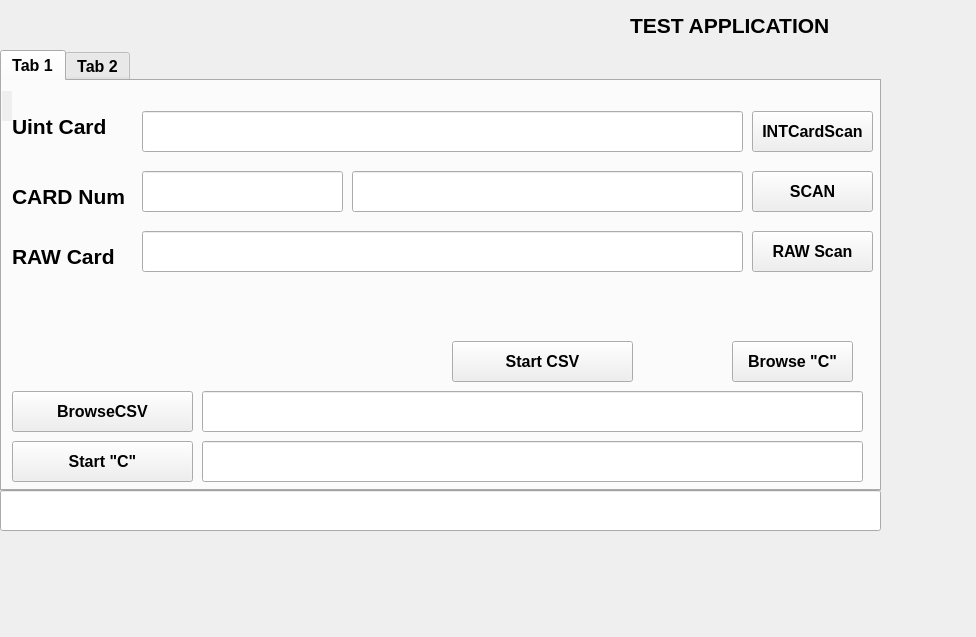
Old version of the form QT/wiegand/nwgnd.ui in the repository natashaiwscope/emulator_v0.
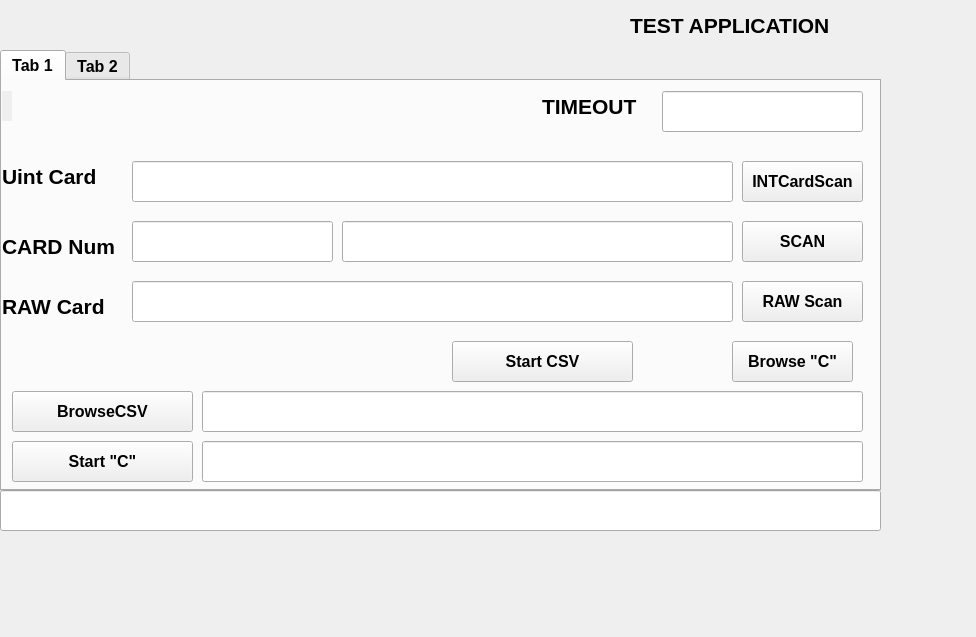
New version of the form.

Patch:
```diff
--- a/QT/wiegand/nwgnd.ui
+++ b/QT/wiegand/nwgnd.ui
@@ -74,8 +74,8 @@
     <widget class="QLineEdit" name="facCode_2">
      <property name="geometry">
       <rect>
-       <x>140</x>
-       <y>90</y>
+       <x>130</x>
+       <y>140</y>
        <width>201</width>
        <height>41</height>
       </rect>
@@ -104,8 +104,8 @@
     <widget class="QLineEdit" name="cardNum_2">
      <property name="geometry">
       <rect>
-       <x>350</x>
-       <y>90</y>
+       <x>340</x>
+       <y>140</y>
        <width>391</width>
        <height>41</height>
       </rect>
@@ -159,8 +159,8 @@
     <widget class="QLabel" name="label_4">
      <property name="geometry">
       <rect>
-       <x>10</x>
-       <y>100</y>
+       <x>0</x>
+       <y>150</y>
        <width>131</width>
        <height>31</height>
       </rect>
@@ -179,8 +179,8 @@
     <widget class="QPushButton" name="wiegScan">
      <property name="geometry">
       <rect>
-       <x>750</x>
-       <y>90</y>
+       <x>740</x>
+       <y>140</y>
        <width>121</width>
        <height>41</height>
       </rect>
@@ -270,8 +270,8 @@
     <widget class="QLabel" name="label_5">
      <property name="geometry">
       <rect>
-       <x>10</x>
-       <y>30</y>
+       <x>0</x>
+       <y>80</y>
        <width>121</width>
        <height>31</height>
       </rect>
@@ -290,8 +290,8 @@
     <widget class="QLineEdit" name="cardNumInt">
      <property name="geometry">
       <rect>
-       <x>140</x>
-       <y>30</y>
+       <x>130</x>
+       <y>80</y>
        <width>601</width>
        <height>41</height>
       </rect>
@@ -305,8 +305,8 @@
     <widget class="QPushButton" name="wiegScanRAW">
      <property name="geometry">
       <rect>
-       <x>750</x>
-       <y>150</y>
+       <x>740</x>
+       <y>200</y>
        <width>121</width>
        <height>41</height>
       </rect>
@@ -325,8 +325,8 @@
     <widget class="QLineEdit" name="cardNumRAW">
      <property name="geometry">
       <rect>
-       <x>140</x>
-       <y>150</y>
+       <x>130</x>
+       <y>200</y>
        <width>601</width>
        <height>41</height>
       </rect>
@@ -340,8 +340,8 @@
     <widget class="QLabel" name="label_6">
      <property name="geometry">
       <rect>
-       <x>10</x>
-       <y>160</y>
+       <x>0</x>
+       <y>210</y>
        <width>121</width>
        <height>31</height>
       </rect>
@@ -360,8 +360,8 @@
     <widget class="QPushButton" name="wiegScanRAW_2">
      <property name="geometry">
       <rect>
-       <x>750</x>
-       <y>30</y>
+       <x>740</x>
+       <y>80</y>
        <width>121</width>
        <height>41</height>
       </rect>
@@ -377,6 +377,41 @@
       <string>INTCardScan</string>
      </property>
     </widget>
+    <widget class="QLabel" name="label_7">
+     <property name="geometry">
+      <rect>
+       <x>540</x>
+       <y>10</y>
+       <width>111</width>
+       <height>31</height>
+      </rect>
+     </property>
+     <property name="font">
+      <font>
+       <pointsize>16</pointsize>
+       <weight>75</weight>
+       <bold>true</bold>
+      </font>
+     </property>
+     <property name="text">
+      <string>&lt;html&gt;&lt;head/&gt;&lt;body&gt;&lt;p&gt;TIMEOUT&lt;/p&gt;&lt;/body&gt;&lt;/html&gt;</string>
+     </property>
+    </widget>
+    <widget class="QLineEdit" name="timeOUTLineEdit">
+     <property name="geometry">
+      <rect>
+       <x>660</x>
+       <y>10</y>
+       <width>201</width>
+       <height>41</height>
+      </rect>
+     </property>
+     <property name="font">
+      <font>
+       <pointsize>20</pointsize>
+      </font>
+     </property>
+    </widget>
    </widget>
    <widget class="QWidget" name="tab_4">
     <attribute name="title">
```
Left out of the diff: 14 changed lines with no effect on the pictures.
